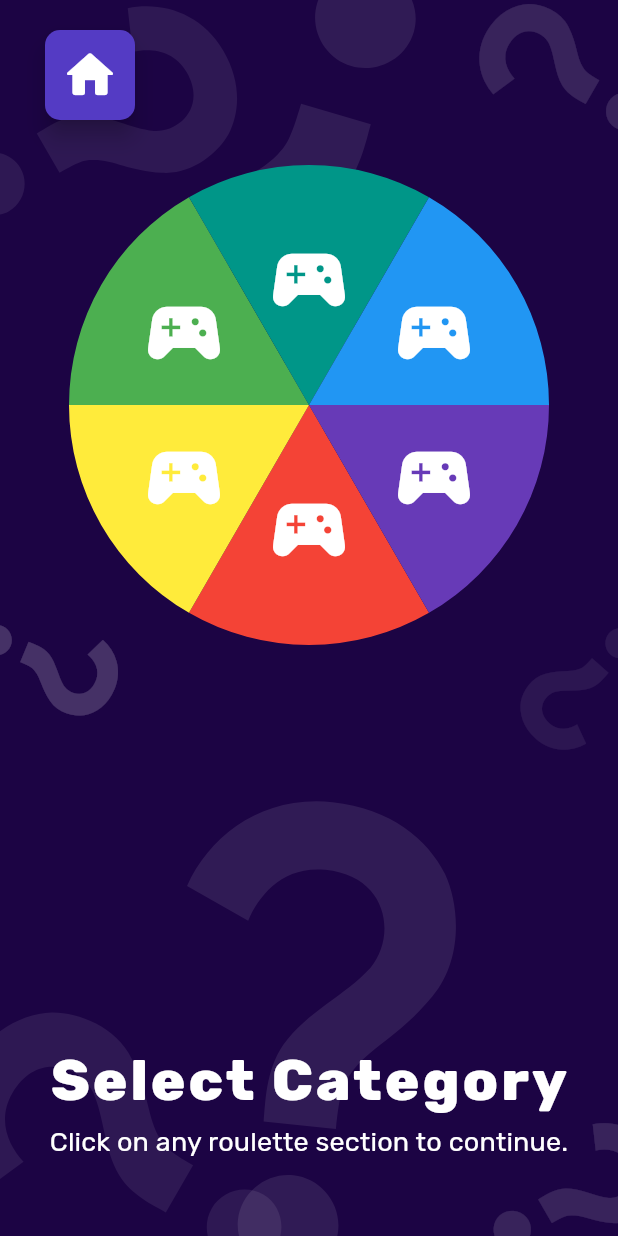
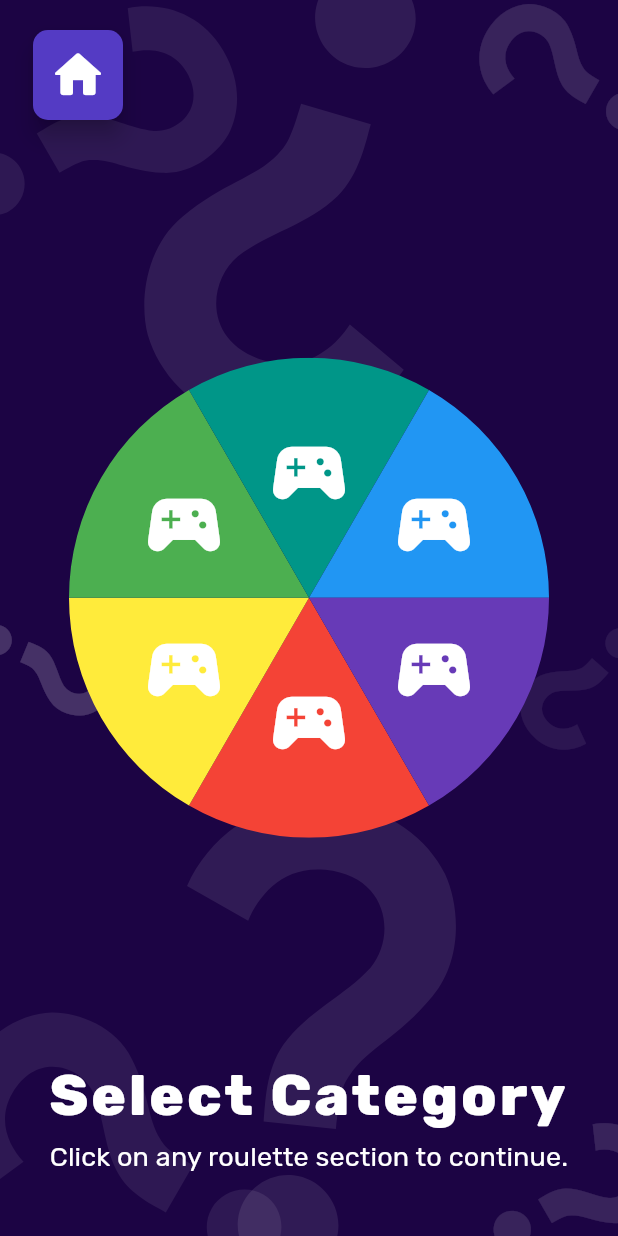
Before and after one commit to DavidGomezOv/trivia_app, a Flutter app: the CategoryPage screen opened by its route, on a phone screen of 412 x 824 dp. Run offline on Flutter 3.47's test engine with Material 3 defaults, Android fonts, the phone set to English and light mode, and no system bars; our stand-ins replace flutter_bloc, freezed_annotation, go_router; generated files the repository leaves out were written again.

```diff
--- a/analysis_options.yaml
+++ b/analysis_options.yaml
@@ -21,6 +21,7 @@ linter:
   # `// ignore_for_file: name_of_lint` syntax on the line or in the file
   # producing the lint.
   rules:
+    require_trailing_commas: true
     # avoid_print: false  # Uncomment to disable the `avoid_print` rule
     # prefer_single_quotes: true  # Uncomment to enable the `prefer_single_quotes` rule
 
--- a/lib/presentation/pages/category/category_page.dart
+++ b/lib/presentation/pages/category/category_page.dart
@@ -3,8 +3,8 @@ import 'package:flutter_bloc/flutter_bloc.dart';
 import 'package:go_router/go_router.dart';
 import 'package:trivia_app/extensions.dart';
 import 'package:trivia_app/presentation/pages/category/cubit/category_cubit.dart';
-import 'package:trivia_app/presentation/pages/category/widgets/category_button.dart';
-import 'package:trivia_app/presentation/widgets/app_background_widget.dart';
+import 'package:trivia_app/presentation/pages/category/widgets/category_button_widget.dart';
+import 'package:trivia_app/presentation/widgets/base_scaffold.dart';
 import 'package:trivia_app/routes/app_router.dart';
 import 'package:trivia_app/theme/button_styles.dart';
 import 'package:trivia_app/theme/custom_colors.dart';
@@ -16,20 +16,11 @@ class CategoryPage extends StatelessWidget {
   Widget build(BuildContext context) {
     return BlocProvider(
       create: (context) => CategoryCubit(),
-      child: Scaffold(
-        body: AppBackgroundWidget(
-          child: SizedBox(
-            height: double.infinity,
-            width: double.infinity,
-            child: Column(
-              mainAxisSize: MainAxisSize.min,
-              children: [
-                Align(
-                  alignment: Alignment.topLeft,
-                  child: Container(
+      child: BaseScaffold(
+        backButton: Container(
           width: 60,
           height: 60,
-                    margin: EdgeInsets.only(top: 20, left: 30, bottom: context.isMobile() ? 30 : 0),
+          margin: EdgeInsets.only(top: 20, left: 10, bottom: context.isMobile() ? 30 : 0),
           child: ElevatedButton(
             style: ButtonStyles.primaryButton(context)
                 .copyWith(padding: const WidgetStatePropertyAll(EdgeInsets.zero)),
@@ -37,8 +28,6 @@ class CategoryPage extends StatelessWidget {
             child: const Icon(Icons.home_rounded, color: Colors.white, size: 40),
           ),
         ),
-                ),
-                Expanded(
         child: BlocBuilder<CategoryCubit, CategoryState>(
           buildWhen: (previous, current) =>
               previous.hoveredCategory != current.hoveredCategory ||
@@ -47,7 +36,8 @@ class CategoryPage extends StatelessWidget {
             return Column(
               mainAxisSize: MainAxisSize.min,
               children: [
-                          Stack(
+                Expanded(
+                  child: Stack(
                     alignment: Alignment.center,
                     children: [
                       ...List.generate(
@@ -60,15 +50,16 @@ class CategoryPage extends StatelessWidget {
                       ),
                     ],
                   ),
-                          const Spacer(),
+                ),
+                SizedBox(height: context.isMobile() ? 20 : 40),
                 Text(
                   state.selectedCategory?.title ?? 'Select Category',
                   style: Theme.of(context).textTheme.displaySmall!.copyWith(
-                                  color: state.selectedCategory == null
-                                      ? Colors.white
-                                      : CustomColors.greenText,
+                        color:
+                            state.selectedCategory == null ? Colors.white : CustomColors.greenText,
                         fontSize: state.selectedCategory == null ? 38 : 46,
                       ),
+                  textAlign: TextAlign.center,
                 ),
                 const SizedBox(height: 5),
                 Text(
@@ -77,13 +68,11 @@ class CategoryPage extends StatelessWidget {
                   style: Theme.of(context).textTheme.titleSmall,
                   textAlign: TextAlign.center,
                 ),
-                          const SizedBox(height: 20),
+                SizedBox(height: context.isMobile() ? 10 : 30),
                 if (state.selectedCategory != null)
                   ElevatedButton(
                     style: ButtonStyles.primaryButton(context),
-                              onPressed: state.selectedCategory != null
-                                  ? () => context.goNamed(AppRouter.categoryRouteData.name)
-                                  : null,
+                    onPressed: () => context.goNamed(AppRouter.difficultyRouteData.name),
                     child: Text(
                       'Select',
                       style: Theme.of(context).textTheme.headlineSmall,
@@ -95,11 +84,6 @@ class CategoryPage extends StatelessWidget {
           },
         ),
       ),
-              ],
-            ),
-          ),
-        ),
-      ),
     );
   }
 }
--- a/lib/presentation/pages/menu/menu_page.dart
+++ b/lib/presentation/pages/menu/menu_page.dart
@@ -92,7 +92,7 @@ class MenuPage extends StatelessWidget {
                     style: Theme.of(context).textTheme.headlineSmall,
                   ),
                 ),
-                const Spacer()
+                const Spacer(),
               ],
             ),
           ],
--- a/lib/presentation/widgets/app_background_widget.dart
+++ b/lib/presentation/widgets/app_background_widget.dart
@@ -117,7 +117,7 @@ class AppBackgroundWidget extends StatelessWidget {
               ),
             ),
           ),
-          child
+          child,
         ],
       ),
     );
--- /dev/null
+++ b/lib/presentation/widgets/base_scaffold.dart
@@ -0,0 +1,39 @@
+import 'package:flutter/material.dart';
+import 'package:trivia_app/presentation/widgets/app_background_widget.dart';
+
+class BaseScaffold extends StatelessWidget {
+  const BaseScaffold({super.key, required this.child, required this.backButton});
+
+  final Widget child;
+  final Widget backButton;
+
+  @override
+  Widget build(BuildContext context) {
+    return Scaffold(
+      body: SizedBox(
+        height: double.infinity,
+        width: double.infinity,
+        child: AppBackgroundWidget(
+          child: Padding(
+            padding: const EdgeInsets.symmetric(horizontal: 12),
+            child: Column(
+              children: [
+                Align(alignment: Alignment.topLeft, child: backButton),
+                Expanded(
+                  child: CustomScrollView(
+                    slivers: [
+                      SliverFillRemaining(
+                        hasScrollBody: false,
+                        child: child,
+                      ),
+                    ],
+                  ),
+                ),
+              ],
+            ),
+          ),
+        ),
+      ),
+    );
+  }
+}
--- a/lib/routes/app_router.dart
+++ b/lib/routes/app_router.dart
@@ -1,13 +1,17 @@
 import 'package:flutter/material.dart';
 import 'package:go_router/go_router.dart';
 import 'package:trivia_app/presentation/pages/category/category_page.dart';
+import 'package:trivia_app/presentation/pages/difficulty/difficulty_page.dart';
 import 'package:trivia_app/presentation/pages/error_page.dart';
 import 'package:trivia_app/presentation/pages/menu/menu_page.dart';
 import 'package:trivia_app/routes/route_data.dart';
 
 class AppRouter {
   static final AppRouteData menuRouteData = AppRouteData(name: 'menu', path: '/menu');
-  static final AppRouteData categoryRouteData = AppRouteData(name: 'category', path: '/category');
+  static final AppRouteData categoryRouteData =
+      AppRouteData(name: 'category', path: '/game/category');
+  static final AppRouteData difficultyRouteData =
+      AppRouteData(name: 'difficulty', path: '/game/difficulty');
 
   static GoRouter generateAppRouter(BuildContext context) {
     return GoRouter(
@@ -17,8 +21,9 @@ class AppRouter {
           name: menuRouteData.name,
           path: menuRouteData.path,
           pageBuilder: (context, state) => CustomTransitionPage(
+            key: state.pageKey,
             child: const MenuPage(),
-            transitionDuration: const Duration(milliseconds: 500),
+            transitionDuration: const Duration(milliseconds: 200),
             transitionsBuilder: (context, animation, secondaryAnimation, child) => FadeTransition(
               opacity: animation,
               child: child,
@@ -29,8 +34,22 @@ class AppRouter {
           name: categoryRouteData.name,
           path: categoryRouteData.path,
           pageBuilder: (context, state) => CustomTransitionPage(
+            key: state.pageKey,
             child: const CategoryPage(),
-            transitionDuration: const Duration(milliseconds: 500),
+            transitionDuration: const Duration(milliseconds: 200),
+            transitionsBuilder: (context, animation, secondaryAnimation, child) => FadeTransition(
+              opacity: animation,
+              child: child,
+            ),
+          ),
+        ),
+        GoRoute(
+          name: difficultyRouteData.name,
+          path: difficultyRouteData.path,
+          pageBuilder: (context, state) => CustomTransitionPage(
+            key: state.pageKey,
+            child: const DifficultyPage(),
+            transitionDuration: const Duration(milliseconds: 200),
             transitionsBuilder: (context, animation, secondaryAnimation, child) => FadeTransition(
               opacity: animation,
               child: child,
```
Also changed, not shown: lib/domain/models/difficulty_ui_model.dart (added, +14 -0 lines), lib/presentation/pages/difficulty/cubit/difficulty_cubit.dart (added, +10 -0 lines), lib/presentation/pages/difficulty/cubit/difficulty_state.dart (added, +8 -0 lines), lib/presentation/pages/difficulty/difficulty_page.dart (added, +121 -0 lines), lib/theme/button_styles.dart (+0 -20 lines), lib/presentation/pages/category/widgets/category_button_widget.dart (renamed from lib/presentation/pages/category/widgets/category_button.dart). Lines whose indentation alone changed are shown as unchanged.
